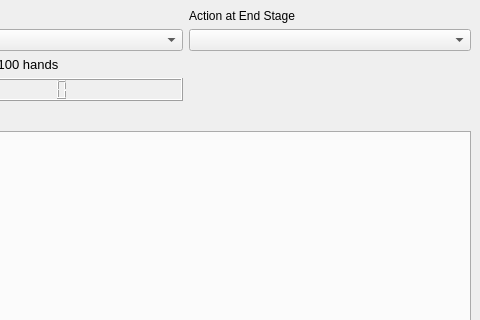
The window that poker/gui/ui/analyser_form.ui (dickreuter/Poker) describes before a commit, drawn with Qt 5; both pictures show x 396 to 876 and y 0 to 320 of the 876 by 946 pixel window.
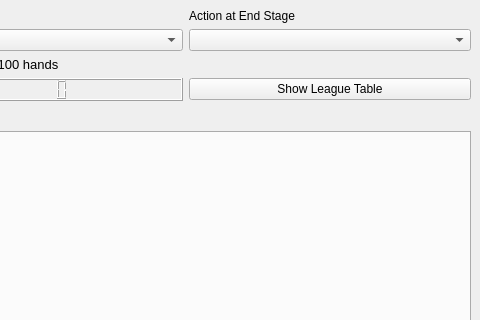
The same window after the commit.

Commit message: league table chart

```diff
--- a/poker/gui/ui/analyser_form.ui
+++ b/poker/gui/ui/analyser_form.ui
@@ -94,6 +94,19 @@
         </property>
        </widget>
       </item>
+      <item row="3" column="2">
+       <widget class="QPushButton" name="show_league_table">
+        <property name="contextMenuPolicy">
+         <enum>Qt::ActionsContextMenu</enum>
+        </property>
+        <property name="statusTip">
+         <string>Shows best strategies that have played at least 500 hands</string>
+        </property>
+        <property name="text">
+         <string>Show League Table</string>
+        </property>
+       </widget>
+      </item>
      </layout>
     </item>
     <item>
```
Left out of the diff: 49 changed lines with no effect on the pictures. The commit also changes 4 other files.
